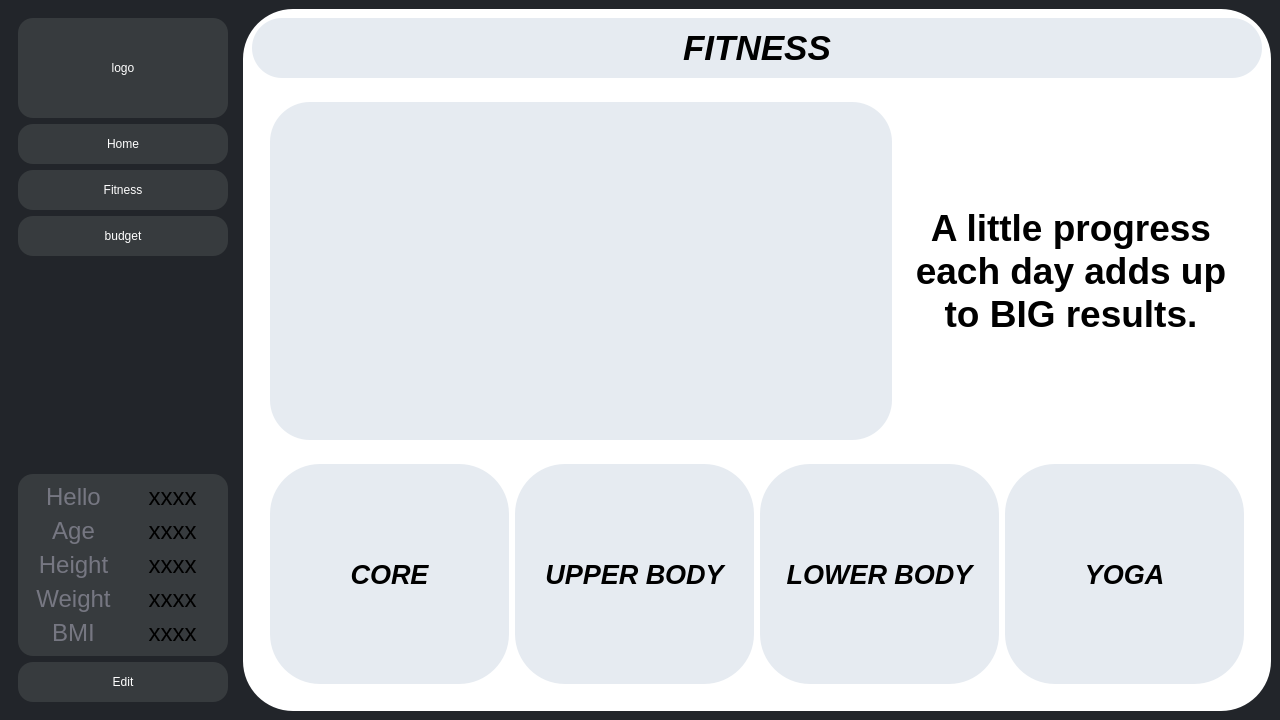
Qt form K/fitness.ui (burr1to/kaizen) before a commit.
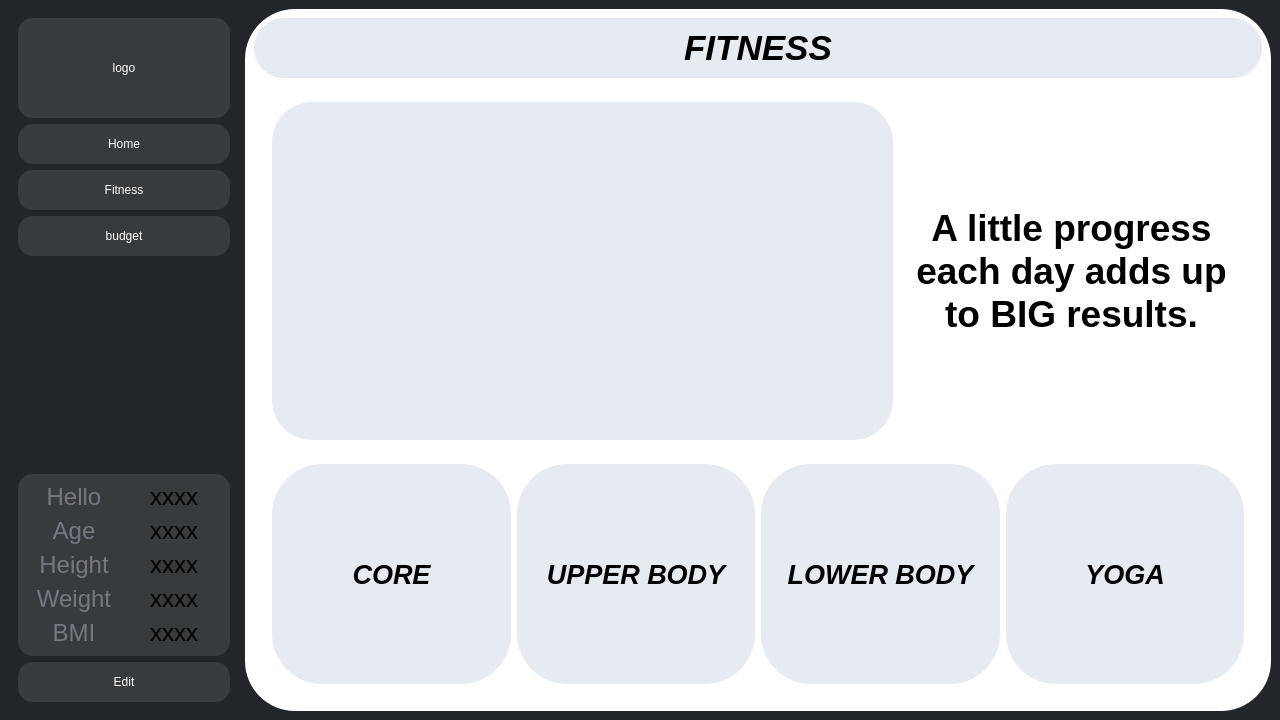
The same form after that commit. Icons and pictures are not drawn.

Commit message: UI basics complete/ except krishna

```diff
--- a/K/fitness.ui
+++ b/K/fitness.ui
@@ -38,6 +38,12 @@
         <verstretch>0</verstretch>
        </sizepolicy>
       </property>
+      <property name="minimumSize">
+       <size>
+        <width>230</width>
+        <height>0</height>
+       </size>
+      </property>
       <property name="styleSheet">
        <string notr="true">background-color:#22252a;
 border-radius: 15px;
```
The commit also changes 7 other files.
